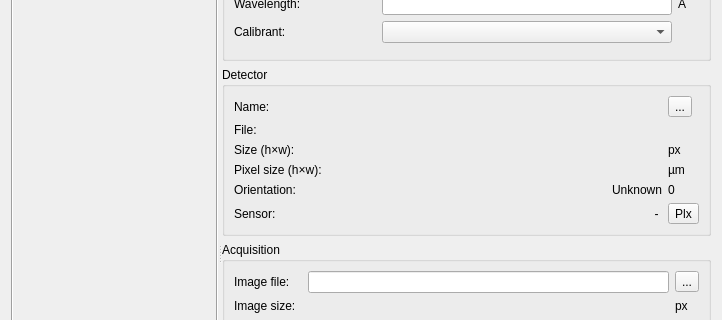
Qt form src/pyFAI/resources/gui/calibration-experiment.ui (silx-kit/pyFAI) before a commit; both pictures show x 0 to 722 and y 162 to 482 of the 722 by 830 pixel window.
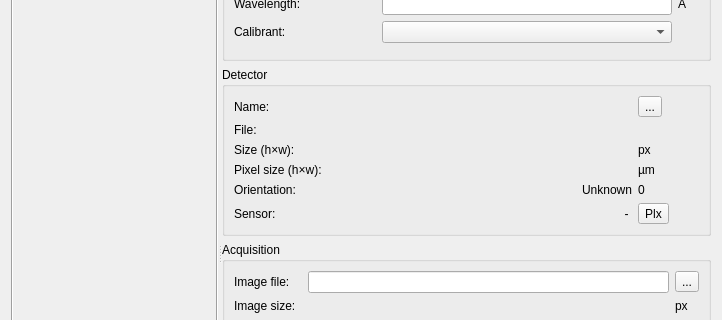
The same form after that commit. Custom widgets are drawn as their Qt base class.

Commit message: Compact detector details in calibration panel (biblioklept)

```diff
--- a/src/pyFAI/resources/gui/calibration-experiment.ui
+++ b/src/pyFAI/resources/gui/calibration-experiment.ui
@@ -171,7 +171,7 @@
          <property name="title">
           <string>Detector</string>
          </property>
-         <layout class="QGridLayout" name="gridLayout_3" columnstretch="0,1,0">
+         <layout class="QGridLayout" name="gridLayout_3" columnstretch="0,1,0,0">
           <item row="0" column="0">
            <widget class="QLabel" name="label_9">
             <property name="text">
@@ -273,6 +273,16 @@
             </property>
            </widget>
           </item>
+          <item row="2" column="3" rowspan="2">
+           <widget class="QToolButton" name="_detectorInfo">
+            <property name="autoRaise">
+             <bool>true</bool>
+            </property>
+            <property name="toolTip">
+             <string>Show complete detector configuration</string>
+            </property>
+           </widget>
+          </item>
           <item row="4" column="0">
            <widget class="QLabel" name="_detectorOrientationLabel">
             <property name="toolTip">
```
The commit also changes 2 other files.
